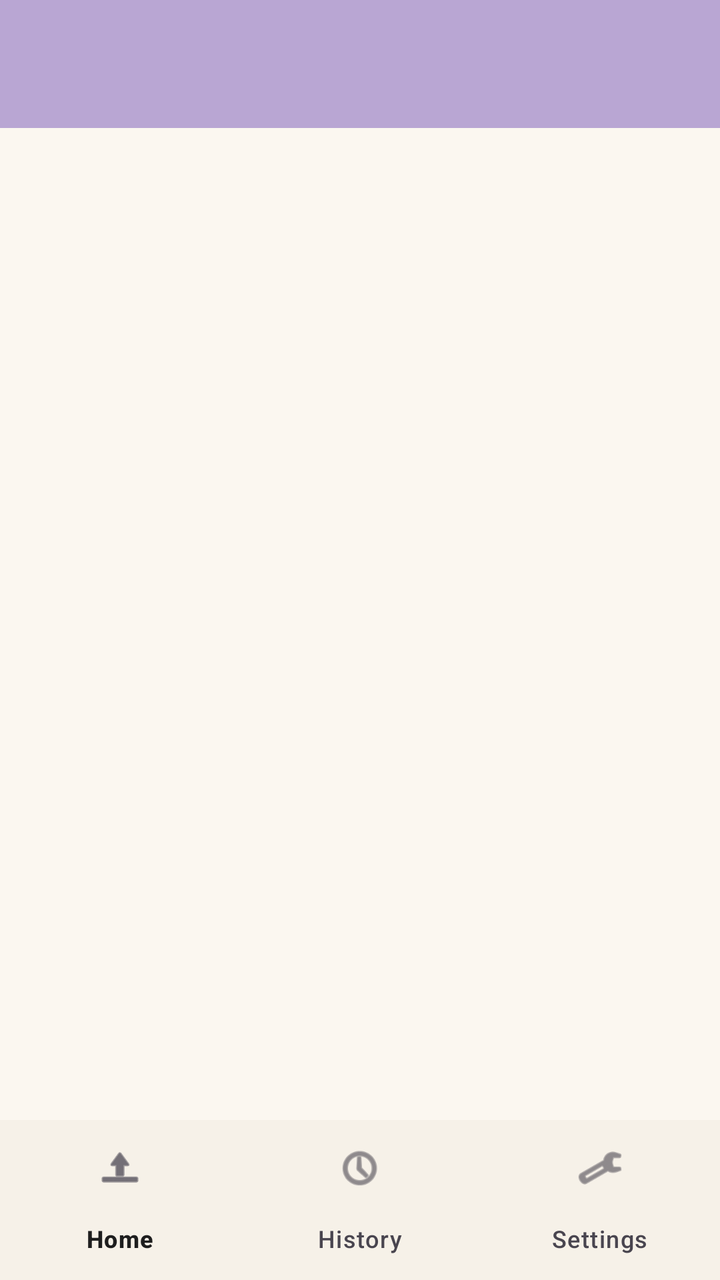
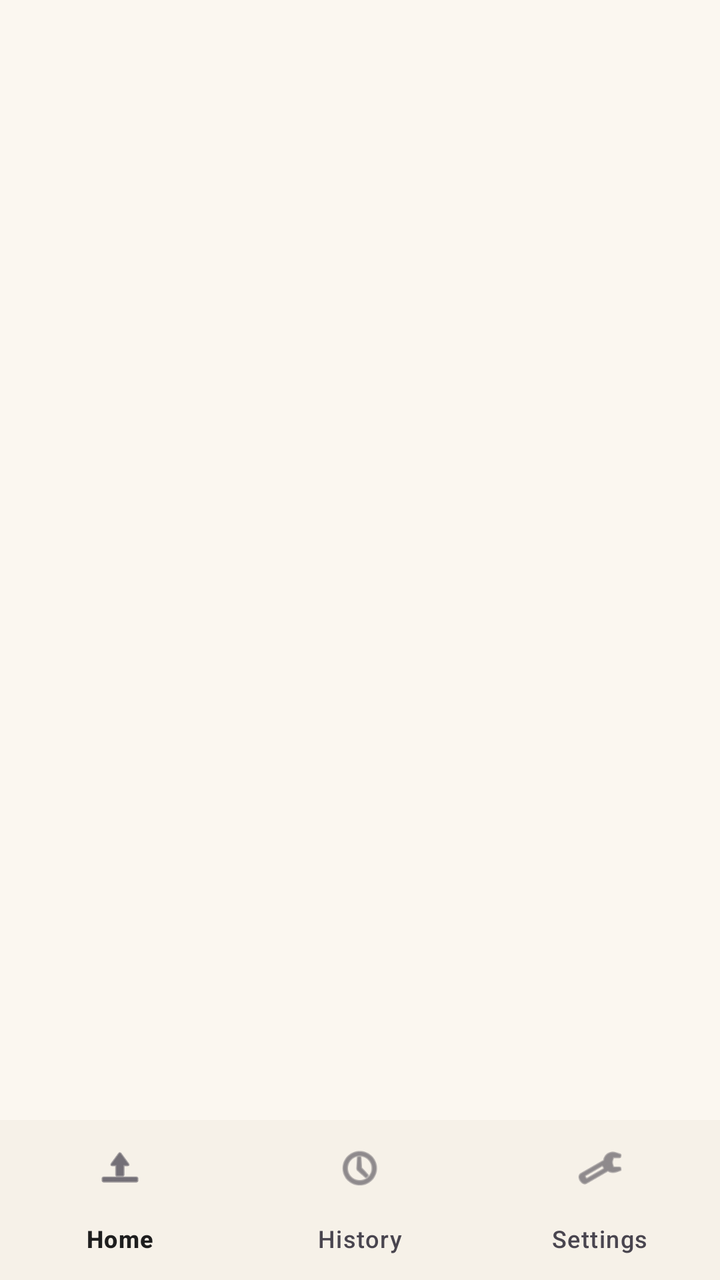

Screens rendered from an Android XML layout before and after an edit, with the pre-edit source and the edit as a unified diff.
<!-- AndroidManifest.xml: application theme Theme.FinalYearProject -->
<!-- res/layout/activity_homepg.xml -->
<?xml version="1.0" encoding="utf-8"?>
<androidx.constraintlayout.widget.ConstraintLayout
    xmlns:android="http://schemas.android.com/apk/res/android"
    xmlns:app="http://schemas.android.com/apk/res-auto"
    android:layout_width="match_parent"
    android:layout_height="match_parent"
    android:background="?attr/colorSurface">
    
    <com.google.android.material.appbar.MaterialToolbar
        android:id="@+id/homeToolbar"
        android:layout_width="0dp"
        android:layout_height="?attr/actionBarSize"
        android:background="@color/md_tertiary"
        android:titleTextColor="@android:color/white"
        app:layout_constraintTop_toTopOf="parent"
        app:layout_constraintStart_toStartOf="parent"
        app:layout_constraintEnd_toEndOf="parent" />

    
    <FrameLayout
        android:id="@+id/homeFragmentContainer"
        android:layout_width="0dp"
        android:layout_height="0dp"
        app:layout_constraintTop_toBottomOf="@id/homeToolbar"
        app:layout_constraintBottom_toTopOf="@id/bottomNav"
        app:layout_constraintStart_toStartOf="parent"
        app:layout_constraintEnd_toEndOf="parent" />

    
    <com.google.android.material.bottomnavigation.BottomNavigationView
        android:id="@+id/bottomNav"
        android:layout_width="0dp"
        android:layout_height="wrap_content"
        android:background="?android:attr/windowBackground"
        app:menu="@menu/menu_bottom_nav"
        app:labelVisibilityMode="labeled"
        app:layout_constraintBottom_toBottomOf="parent"
        app:layout_constraintStart_toStartOf="parent"
        app:layout_constraintEnd_toEndOf="parent" />

</androidx.constraintlayout.widget.ConstraintLayout>
<!-- resources referenced by this layout -->
<resources>
  <color name="md_tertiary">#B9A6D3</color>
  <style name="Theme.FinalYearProject" parent="Theme.Material3.DayNight.NoActionBar">
          <item name="colorPrimary">@color/md_primary</item>
          <item name="colorSecondary">@color/md_secondary</item>
          <item name="colorTertiary">@color/md_tertiary</item>
  
          <item name="android:colorBackground">@color/md_background</item>
          <item name="colorSurface">@color/md_surface</item>
          <item name="colorOutline">@color/md_outline</item>
  
          <item name="colorOnPrimary">@color/md_onPrimary</item>
          <item name="colorOnSecondary">@color/md_onSecondary</item>
          <item name="colorOnSurface">@color/md_onSurface</item>
      </style>
  <color name="md_primary">#7FBF9B</color>
  <color name="md_secondary">#5F9E86</color>
  <color name="md_background">#F6F1E8</color>
  <color name="md_surface">#FBF7F0</color>
  <color name="md_outline">#D7D0C5</color>
  <color name="md_onPrimary">#FFFFFF</color>
  <color name="md_onSecondary">#FFFFFF</color>
  <color name="md_onSurface">#1E1E1E</color>
</resources>

<!-- the commit's change to res/layout/activity_homepg.xml (unified diff, before → after) -->
@@ -4,14 +4,13 @@
     xmlns:app="http://schemas.android.com/apk/res-auto"
     android:layout_width="match_parent"
     android:layout_height="match_parent"
-    android:background="?attr/colorSurface">
-    
-    <com.google.android.material.appbar.MaterialToolbar
-        android:id="@+id/homeToolbar"
+    android:background="@color/md_tertiary">
+
+    <View
+        android:id="@+id/topPurpleBar"
         android:layout_width="0dp"
-        android:layout_height="?attr/actionBarSize"
+        android:layout_height="0dp"
         android:background="@color/md_tertiary"
-        android:titleTextColor="@android:color/white"
         app:layout_constraintTop_toTopOf="parent"
         app:layout_constraintStart_toStartOf="parent"
         app:layout_constraintEnd_toEndOf="parent" />
@@ -21,7 +20,8 @@
         android:id="@+id/homeFragmentContainer"
         android:layout_width="0dp"
         android:layout_height="0dp"
-        app:layout_constraintTop_toBottomOf="@id/homeToolbar"
+        android:background="?attr/colorSurface"
+        app:layout_constraintTop_toBottomOf="@id/topPurpleBar"
         app:layout_constraintBottom_toTopOf="@id/bottomNav"
         app:layout_constraintStart_toStartOf="parent"
         app:layout_constraintEnd_toEndOf="parent" />
<!-- resource entries referenced after the edit -->
@@ -1,7 +1,8 @@
 <!-- resources referenced by this layout -->
 <resources>
   <color name="md_tertiary">#B9A6D3</color>
-  <style name="Theme.FinalYearProject" parent="Theme.Material3.DayNight.NoActionBar">
+  <style name="Theme.FinalYearProject" parent="Base.Theme.FinalYearProject" />
+  <style name="Base.Theme.FinalYearProject" parent="Theme.Material3.DayNight.NoActionBar">
           <item name="colorPrimary">@color/md_primary</item>
           <item name="colorSecondary">@color/md_secondary</item>
           <item name="colorTertiary">@color/md_tertiary</item>
@@ -13,6 +14,11 @@
           <item name="colorOnPrimary">@color/md_onPrimary</item>
           <item name="colorOnSecondary">@color/md_onSecondary</item>
           <item name="colorOnSurface">@color/md_onSurface</item>
+  
+          <item name="android:windowDrawsSystemBarBackgrounds">true</item>
+          <item name="android:statusBarColor">@color/md_tertiary</item>
+          <item name="android:navigationBarColor">@color/md_tertiary</item>
+          <item name="android:windowLightStatusBar">false</item>
       </style>
   <color name="md_primary">#7FBF9B</color>
   <color name="md_secondary">#5F9E86</color>
